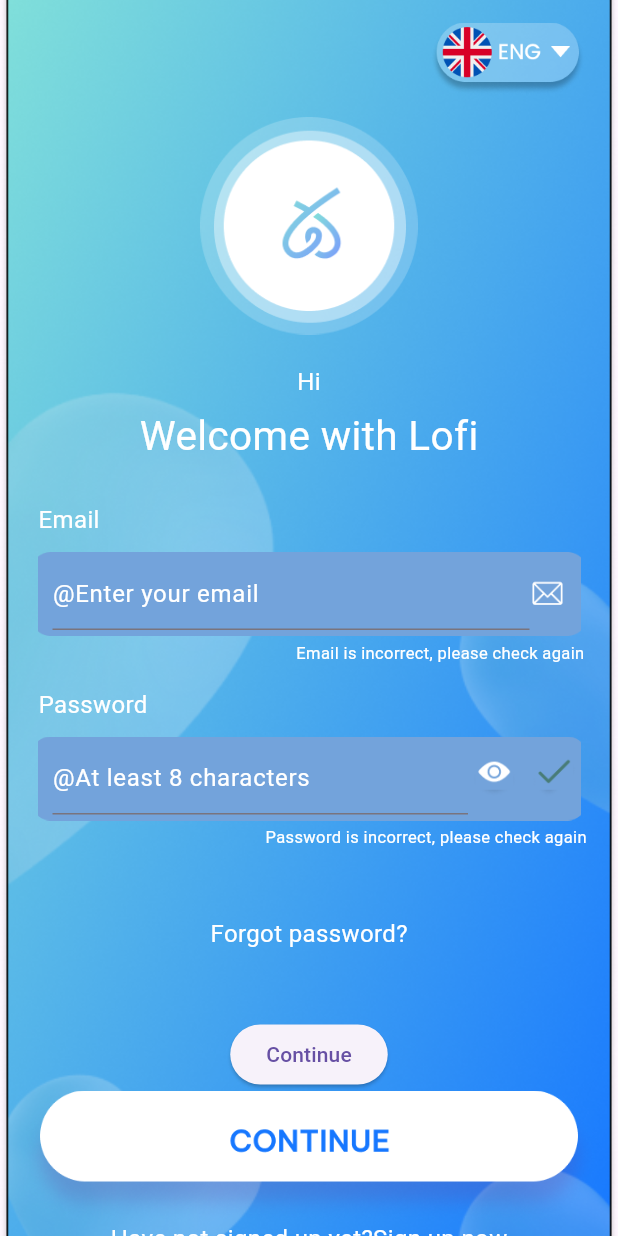
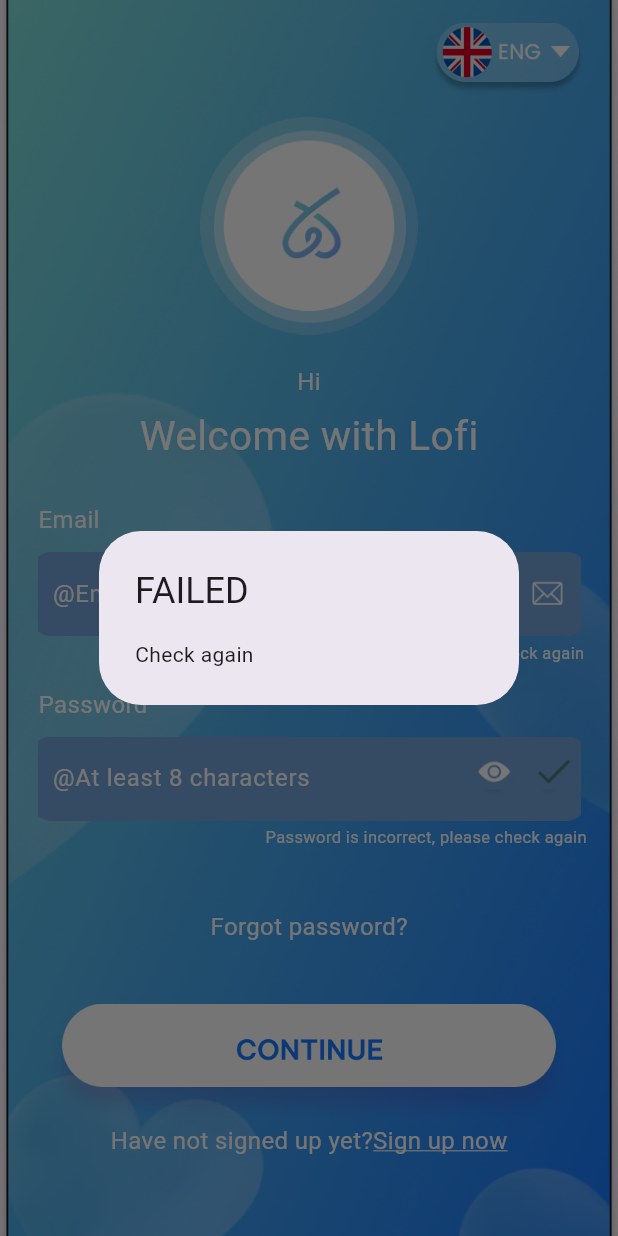
Before and after one commit to Trongle96/Learn_Flutter, a Flutter app: the screen it shows after launch, after a tap on "Continue", on a phone screen of 412 x 824 dp. Run offline on Flutter 3.47's test engine with Material 3 defaults, Android fonts, the phone set to English and light mode, and no system bars.

Commit message:
update the first login widget

```diff
--- a/first_login_widget/lib/main.dart
+++ b/first_login_widget/lib/main.dart
@@ -1,18 +1,29 @@
+
 import 'package:flutter/material.dart';
 
 void main() {
   runApp(MyApp());
 }
 class MyApp extends StatefulWidget{
+
   @override
   State<MyApp> createState() {
-    // TODO: implement createState
     return MyLoginApp();
   }
 }
 class MyLoginApp extends State<MyApp> {
-  final dataEmail = TextEditingController();
-  final dataPass = TextEditingController();
+  final TextEditingController dataEmail = TextEditingController();
+  final TextEditingController dataPass = TextEditingController();
+  bool isCorrect(){
+    if(this.dataEmail.text == 'Trong' && this.dataPass.text == '12345'){
+      return true;
+    }
+    else{
+      return false;
+    }
+  }
+
+
   // This widget is the root of your application.
   @override
   Widget build(BuildContext context) {
@@ -26,8 +37,10 @@ class MyLoginApp extends State<MyApp> {
         .height;
     return MaterialApp(
         debugShowCheckedModeBanner: false,
-        home: Scaffold(
-            body: SafeArea(
+        home:
+        Scaffold(
+              resizeToAvoidBottomInset: false,
+              body:SafeArea(
                     child: Container(
                         width: screenWidth,
                         height: screenHeight,
@@ -86,17 +99,21 @@ class MyLoginApp extends State<MyApp> {
                                         children: [
                                           Expanded(
                                               child: TextField(
+                                                style: TextStyle(color: Colors.white),
                                                 controller: dataEmail,
                                                 decoration: InputDecoration(
+                                                  border: InputBorder.none,
                                                   hintText: '@Enter your email',
                                                   hintStyle: TextStyle(
                                                       color: Colors.white,
                                                       fontSize: 16),
+
                                                 ),
                                                 cursorColor: Colors.white,
                                               )
                                           ),
-                                      SizedBox(height: 19,
+                                          SizedBox(
+                                            height: 19,
                                             width: 24,
                                             child: Image.asset(
                                               'folder_image/image_iconemail.png',
@@ -127,15 +144,20 @@ class MyLoginApp extends State<MyApp> {
                                 child: Padding(
                                   padding: const EdgeInsets.only(left: 10),
                                   child: Row(
-                                mainAxisAlignment: MainAxisAlignment.spaceBetween,
+                                    mainAxisAlignment: MainAxisAlignment
+                                        .spaceBetween,
                                     crossAxisAlignment: CrossAxisAlignment.center,
                                     children: [
                                       Expanded(
                                           child: TextField(
+                                            keyboardType: TextInputType.number,
+                                            style: TextStyle(color: Colors.white),
                                             controller: dataPass,
                                             cursorColor: Colors.white,
                                             obscureText: true,
-                                        decoration: InputDecoration(
+                                            decoration:
+                                                InputDecoration(
+                                                border: InputBorder.none,
                                                 hintText: "@At least 8 characters",
                                                 hintStyle: TextStyle(
                                                     color: Colors.white,
@@ -159,29 +181,14 @@ class MyLoginApp extends State<MyApp> {
                                     color: Colors.white, fontSize: 11),),
                             ),
                             const Padding(
-                          padding: EdgeInsets.only(top: 45, bottom: 45),
+                              padding: EdgeInsets.only(top: 40, bottom: 40),
                               child: Text('Forgot password?', style: TextStyle(
                                   color: Colors.white, fontSize: 16),),
                             ),
-                        ElevatedButton(
-                          child: Text('Continue'),
-                          onPressed: () {
-                          showDialog(
-                              context: context,
-                              builder: (context) => AlertDialog(
-                                actions: [
-                                TextButton(
-                                    onPressed: () {
-                                      Navigator.of(context).pop();
-                                    },
-                                    child: Text('close'))
-                                ],
-                              )
-                            );
-                          },
-                        ),
-                        SizedBox(child: Image.asset(
-                            'folder_image/image_button.png', width: 385),),
+
+                            this.isCorrect()? MyNotice() : MyNoticeWrong(),
+
+
                             const Row(
                                 mainAxisAlignment: MainAxisAlignment.center,
                                 children: [
@@ -197,8 +204,71 @@ class MyLoginApp extends State<MyApp> {
                           ],
                         )
                     )
-            )
-        )
+                ),
+
+          ),
         );
   }
 }
+
+class MyNotice extends  StatelessWidget{
+  @override
+  Widget build(BuildContext context) {
+    return Container(
+      width: 340,
+      height: 80,
+      decoration: BoxDecoration(
+        image:DecorationImage(
+            image:AssetImage('folder_image/image_button.png'), fit:BoxFit.cover ),),
+      child: MaterialApp(
+      debugShowCheckedModeBanner: false,
+        home:
+                IconButton(
+                                icon: Text('Continue',style: TextStyle(color: Colors.transparent),),
+                                onPressed: () {
+                                showDialog(
+                                context: context,
+                                builder: (BuildContext context) {
+                                  return const AlertDialog(
+                                    title: Text("SUCCESS"),
+                                    content: Text("Login successful!"),
+                                  );
+                                },
+                                );
+                             },
+                          ),
+          ),
+    );
+  }
+}
+
+class MyNoticeWrong extends  StatelessWidget{
+  @override
+  Widget build(BuildContext context) {
+    return Container(
+      width: 340,
+      height: 80,
+      decoration: BoxDecoration(
+        image:DecorationImage(
+            image:AssetImage('folder_image/image_button.png'), fit:BoxFit.cover ),),
+      child: MaterialApp(
+        debugShowCheckedModeBanner: false,
+        home:
+        IconButton(
+          icon: Text('Continue',style: TextStyle(color: Colors.transparent),),
+          onPressed: () {
+            showDialog(
+              context: context,
+              builder: (BuildContext context) {
+                return const AlertDialog(
+                  title: Text("FAILED"),
+                  content: Text("Check again"),
+                );
+              },
+            );
+          },
+        ),
+      ),
+    );
+  }
+}
```
Lines whose indentation alone changed are shown as unchanged.
